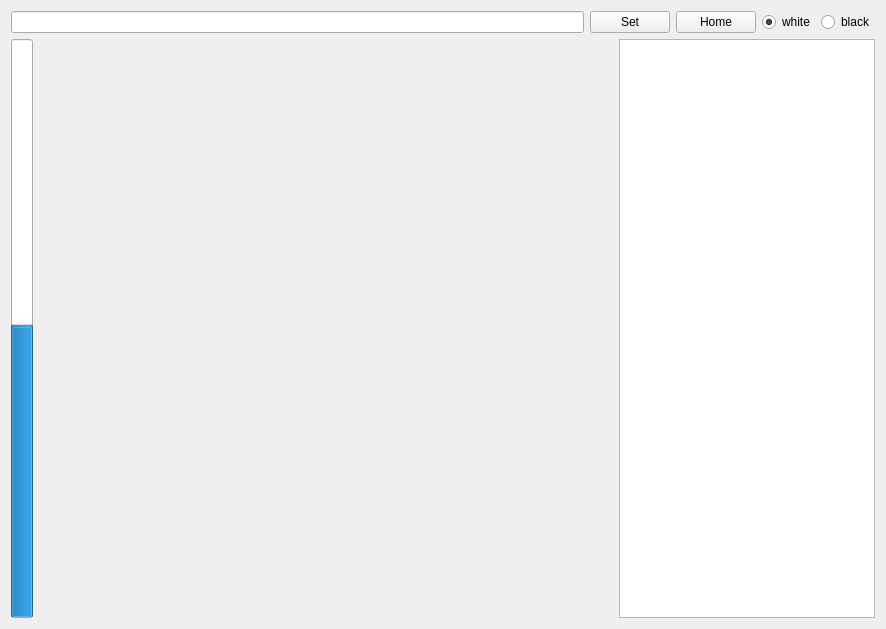
The window that UI/aiwidget.ui (adidvar/chess-app) describes before a commit, drawn with Qt 5.
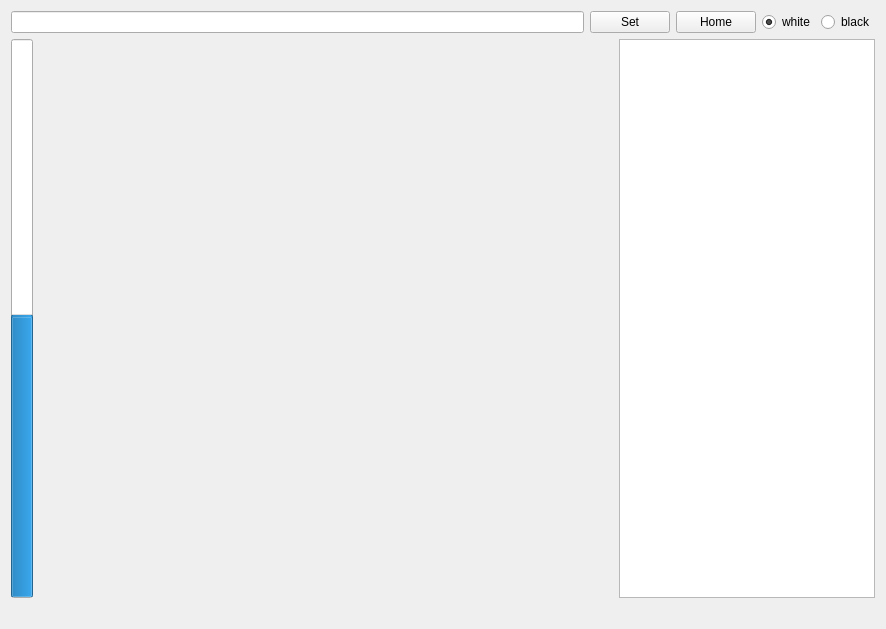
The same window after the commit. Custom widgets are drawn as their Qt base class.

```diff
--- a/UI/aiwidget.ui
+++ b/UI/aiwidget.ui
@@ -59,10 +59,10 @@
        <item>
         <widget class="QProgressBar" name="status">
          <property name="minimum">
-          <number>-10</number>
+          <number>-1000</number>
          </property>
          <property name="maximum">
-          <number>10</number>
+          <number>1000</number>
          </property>
          <property name="value">
           <number>0</number>
@@ -88,7 +88,7 @@
         <widget class="BoardWidget" name="widget" native="true"/>
        </item>
        <item>
-        <widget class="QListView" name="turns_list">
+        <widget class="QListWidget" name="turns_list">
          <property name="sizePolicy">
           <sizepolicy hsizetype="Maximum" vsizetype="Preferred">
            <horstretch>0</horstretch>
@@ -101,6 +101,13 @@
      </item>
     </layout>
    </item>
+   <item row="1" column="0">
+    <widget class="QLabel" name="score">
+     <property name="text">
+      <string/>
+     </property>
+    </widget>
+   </item>
   </layout>
  </widget>
  <customwidgets>
```
